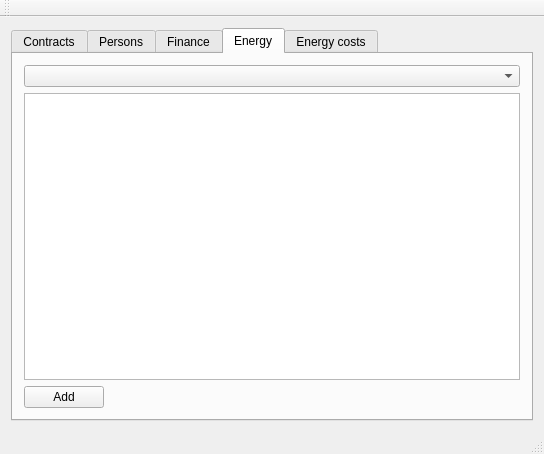
Above: mainwindow.ui from Tommekster/salut before the change. Below: the same form after it.
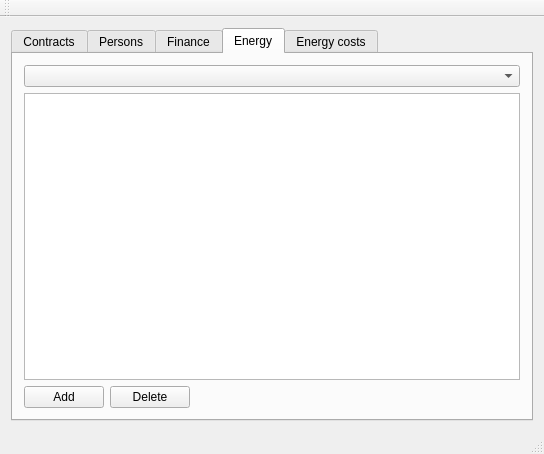
That is the form after the change. The open tabs and pages were chosen to show the change.

Commit message: Pridavani, editace a mazani EnergyRecord. PopupCalendar u personForm a contractForm.

Diff of the .ui file:
```diff
--- a/mainwindow.ui
+++ b/mainwindow.ui
@@ -219,6 +219,13 @@
             </property>
            </widget>
           </item>
+          <item>
+           <widget class="QPushButton" name="btnDeleteEnergy">
+            <property name="text">
+             <string>Delete</string>
+            </property>
+           </widget>
+          </item>
           <item>
            <spacer name="horizontalSpacer_4">
             <property name="orientation">
```
Left out of the diff: 2 changed lines with no effect on the pictures. The commit also changes 11 other files.
